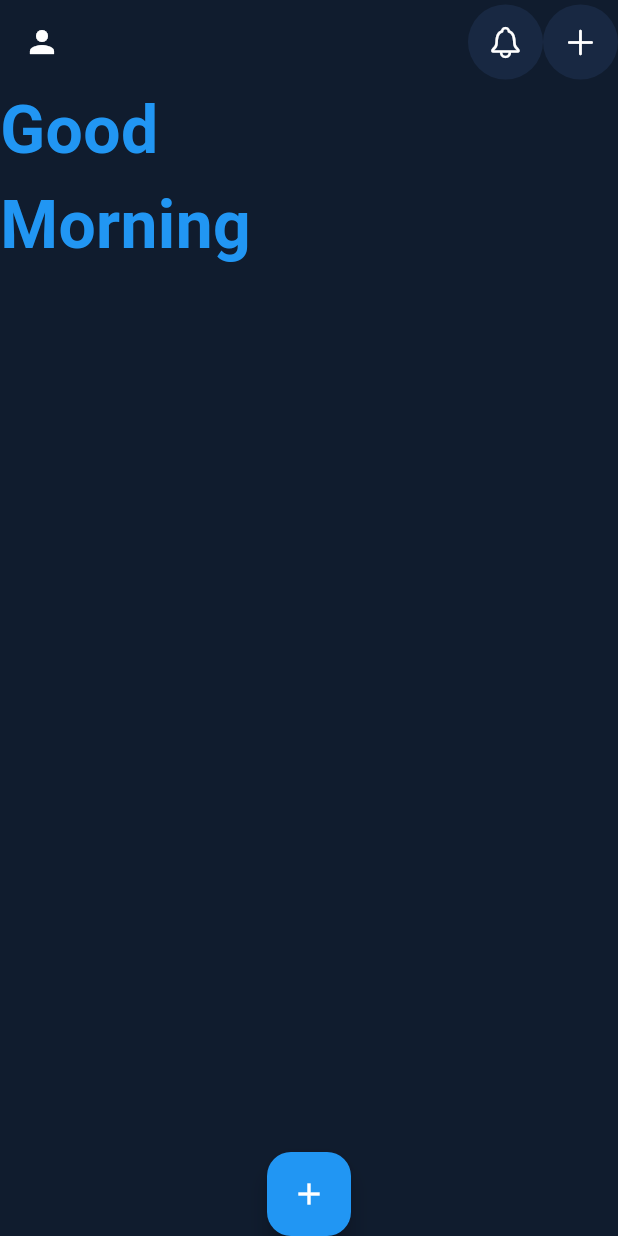
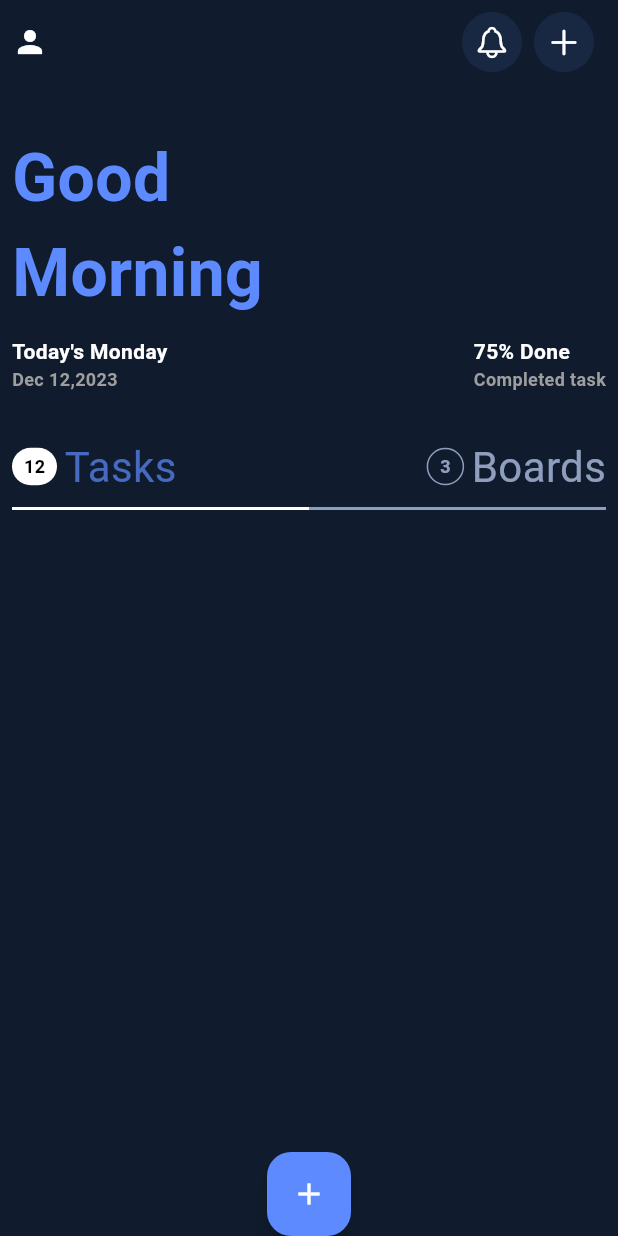
Before and after one commit to kutigbolahan/Dribble-Task, a Flutter app: the screen it shows after launch, on a phone screen of 412 x 824 dp. Run offline on Flutter 3.47's test engine with Material 3 defaults, Android fonts, the phone set to English and light mode, and no system bars.

Commit message:
added task

```diff
--- a/lib/homepage.dart
+++ b/lib/homepage.dart
@@ -15,16 +15,24 @@ class _MyHomePageState extends State<MyHomePage> {
   Widget build(BuildContext context) {
     return Scaffold(
       backgroundColor: const Color.fromRGBO(16, 28, 46, 1),
-      appBar: AppBar(
-        backgroundColor: const Color.fromRGBO(16, 28, 46, 1),
-        leading: const Icon(
+      body: SafeArea(
+        child: Padding(
+          padding: const EdgeInsets.all(8.0),
+          child: Column(
+            crossAxisAlignment: CrossAxisAlignment.start,
+            children: <Widget>[
+              Row(
+                children: [
+                  const Icon(
                     Icons.person,
                     color: Colors.white,
                   ),
-        actions: [
-          Container(
-            height: 50,
-            width: 50,
+                  const Spacer(),
+                  Padding(
+                    padding: const EdgeInsets.only(right: 8.0),
+                    child: Container(
+                      height: 40,
+                      width: 40,
                       decoration: BoxDecoration(
                           color: const Color.fromRGBO(24, 40, 66, 1),
                           borderRadius: BorderRadius.circular(30)),
@@ -33,9 +41,12 @@ class _MyHomePageState extends State<MyHomePage> {
                         color: Colors.white,
                       ),
                     ),
-          Container(
-            height: 50,
-            width: 50,
+                  ),
+                  Padding(
+                    padding: const EdgeInsets.only(right: 8.0),
+                    child: Container(
+                      height: 40,
+                      width: 40,
                       decoration: BoxDecoration(
                           color: const Color.fromRGBO(24, 40, 66, 1),
                           borderRadius: BorderRadius.circular(30)),
@@ -44,20 +55,127 @@ class _MyHomePageState extends State<MyHomePage> {
                         color: Colors.white,
                       ),
                     ),
+                  ),
                 ],
               ),
-      body: const Column(
-        children: <Widget>[
-          Text('Good\nMorning',
+              const SizedBox(
+                height: 40,
+              ),
+              const Text('Good\nMorning',
                   style: TextStyle(
-                  color: Colors.blue,
+                      color: Color.fromRGBO(93, 139, 255, 1),
                       fontSize: 44,
+                      fontWeight: FontWeight.bold)),
+              const SizedBox(
+                height: 10,
+              ),
+              const Row(
+                mainAxisAlignment: MainAxisAlignment.spaceBetween,
+                children: [
+                  Column(
+                    crossAxisAlignment: CrossAxisAlignment.start,
+                    children: [
+                      Text("Today's Monday",
+                          style: TextStyle(
+                              color: Colors.white,
+                              fontSize: 14,
+                              fontWeight: FontWeight.bold)),
+                      Text('Dec 12,2023',
+                          style: TextStyle(
+                              color: Colors.grey,
+                              fontSize: 12,
                               fontWeight: FontWeight.bold)),
                     ],
                   ),
+                  Column(
+                    crossAxisAlignment: CrossAxisAlignment.start,
+                    children: [
+                      Text("75% Done",
+                          style: TextStyle(
+                              color: Colors.white,
+                              fontSize: 14,
+                              fontWeight: FontWeight.bold)),
+                      Text('Completed task',
+                          style: TextStyle(
+                              color: Colors.grey,
+                              fontSize: 12,
+                              fontWeight: FontWeight.bold)),
+                    ],
+                  )
+                ],
+              ),
+              const SizedBox(
+                height: 30,
+              ),
+              Row(
+                children: [
+                  Container(
+                    height: 25,
+                    width: 30,
+                    decoration: BoxDecoration(
+                        color: Colors.white,
+                        borderRadius: BorderRadius.circular(15)),
+                    child: const Center(
+                      child: Text('12',
+                          style: TextStyle(
+                              color: Colors.black,
+                              fontSize: 12,
+                              fontWeight: FontWeight.bold)),
+                    ),
+                  ),
+                  const SizedBox(
+                    width: 5,
+                  ),
+                  const Text('Tasks',
+                      style: TextStyle(
+                          color: Color.fromRGBO(93, 139, 255, 0.7),
+                          fontSize: 28,
+                          fontWeight: FontWeight.w400)),
+                  Spacer(),
+                  Container(
+                    height: 25,
+                    width: 25,
+                    decoration: BoxDecoration(
+                        borderRadius: BorderRadius.circular(15),
+                        border: Border.all(
+                          color: Color.fromRGBO(195, 213, 248, 0.7),
+                        )),
+                    child: const Center(
+                      child: Text('3',
+                          style: TextStyle(
+                              color: Color.fromRGBO(195, 213, 248, 0.7),
+                              fontSize: 12,
+                              fontWeight: FontWeight.bold)),
+                    ),
+                  ),
+                  const SizedBox(
+                    width: 5,
+                  ),
+                  const Text('Boards',
+                      style: TextStyle(
+                          color: Color.fromRGBO(195, 213, 248, 0.7),
+                          fontSize: 28,
+                          fontWeight: FontWeight.w400)),
+                ],
+              ),
+              const SizedBox(
+                height: 7,
+              ),
+              const SizedBox(
+                height: 2,
+                child: LinearProgressIndicator(
+                  backgroundColor: Color.fromRGBO(195, 213, 248, 0.7),
+                  value: 0.5,
+                  color: Colors.white,
+                ),
+              )
+            ],
+          ),
+        ),
+      ),
       floatingActionButtonLocation: FloatingActionButtonLocation.centerDocked,
       floatingActionButton: FloatingActionButton(
-        backgroundColor: Colors.blue,
+        backgroundColor: const Color.fromRGBO(93, 139, 255, 1),
         onPressed: () {},
         tooltip: 'Add',
         child: const Icon(
--- a/lib/main.dart
+++ b/lib/main.dart
@@ -11,6 +11,7 @@ class MyApp extends StatelessWidget {
   @override
   Widget build(BuildContext context) {
     return MaterialApp(
+      debugShowCheckedModeBanner: false,
       title: 'Flutter Demo',
       theme: ThemeData(
         colorScheme: ColorScheme.fromSeed(seedColor: Colors.deepPurple),
```
Lines whose indentation alone changed are shown as unchanged.
